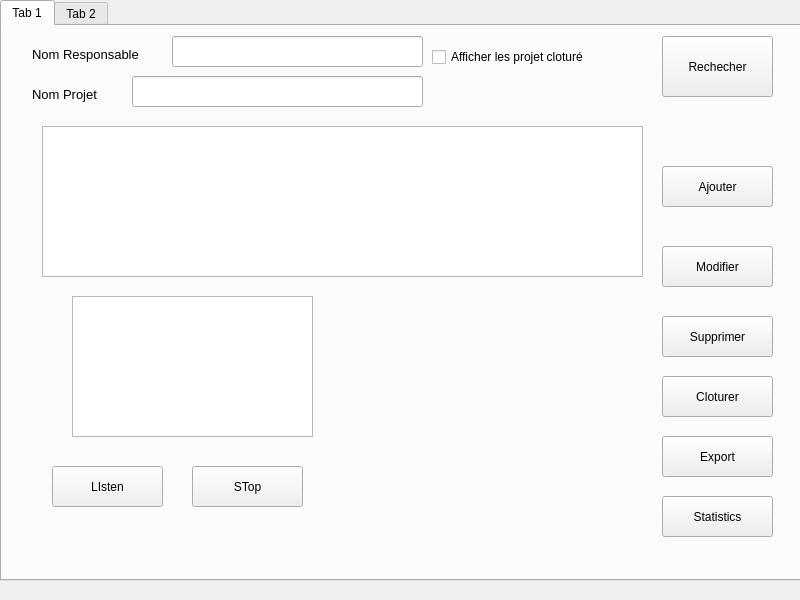
Qt form mainwindow.ui (ProjetCPP-S2-2A15/projetcpp2a15-vaccicare) before a commit.
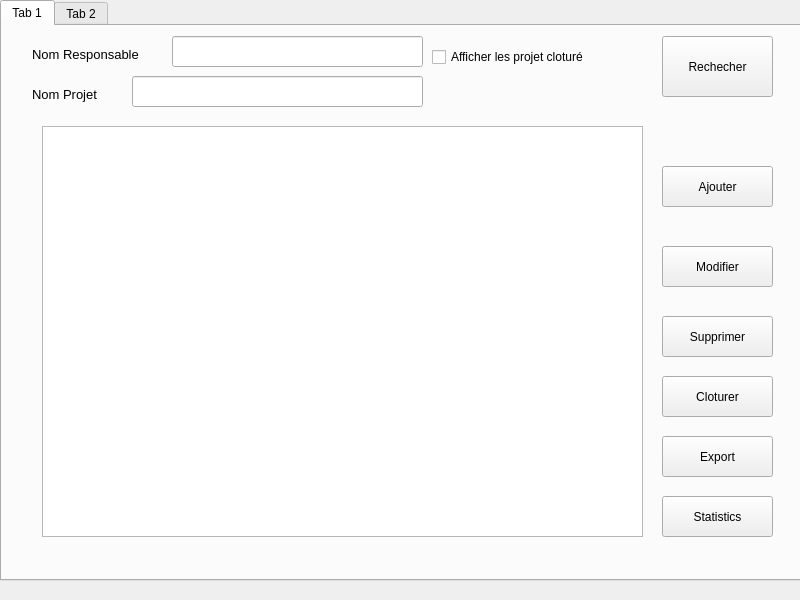
The same form after that commit.

What changed in the file:
```diff
--- a/mainwindow.ui
+++ b/mainwindow.ui
@@ -142,7 +142,7 @@
         <x>40</x>
         <y>100</y>
         <width>601</width>
-        <height>151</height>
+        <height>411</height>
        </rect>
       </property>
      </widget>
@@ -200,42 +200,6 @@
        <string>Nom Projet</string>
       </property>
      </widget>
-     <widget class="QPushButton" name="PushButtonListen">
-      <property name="geometry">
-       <rect>
-        <x>50</x>
-        <y>440</y>
-        <width>111</width>
-        <height>41</height>
-       </rect>
-      </property>
-      <property name="text">
-       <string>LIsten</string>
-      </property>
-     </widget>
-     <widget class="QPushButton" name="PushButtonStopListening">
-      <property name="geometry">
-       <rect>
-        <x>190</x>
-        <y>440</y>
-        <width>111</width>
-        <height>41</height>
-       </rect>
-      </property>
-      <property name="text">
-       <string>STop</string>
-      </property>
-     </widget>
-     <widget class="QTextEdit" name="textEdit">
-      <property name="geometry">
-       <rect>
-        <x>70</x>
-        <y>270</y>
-        <width>241</width>
-        <height>141</height>
-       </rect>
-      </property>
-     </widget>
     </widget>
     <widget class="QWidget" name="tab_2">
      <attribute name="title">
```
